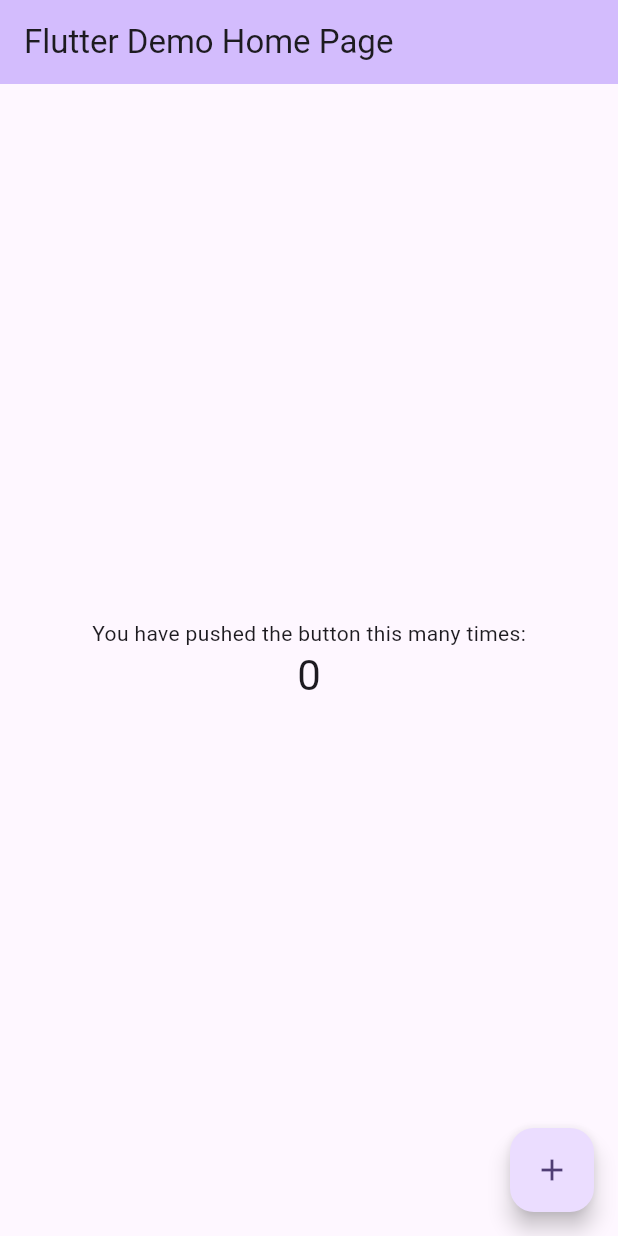
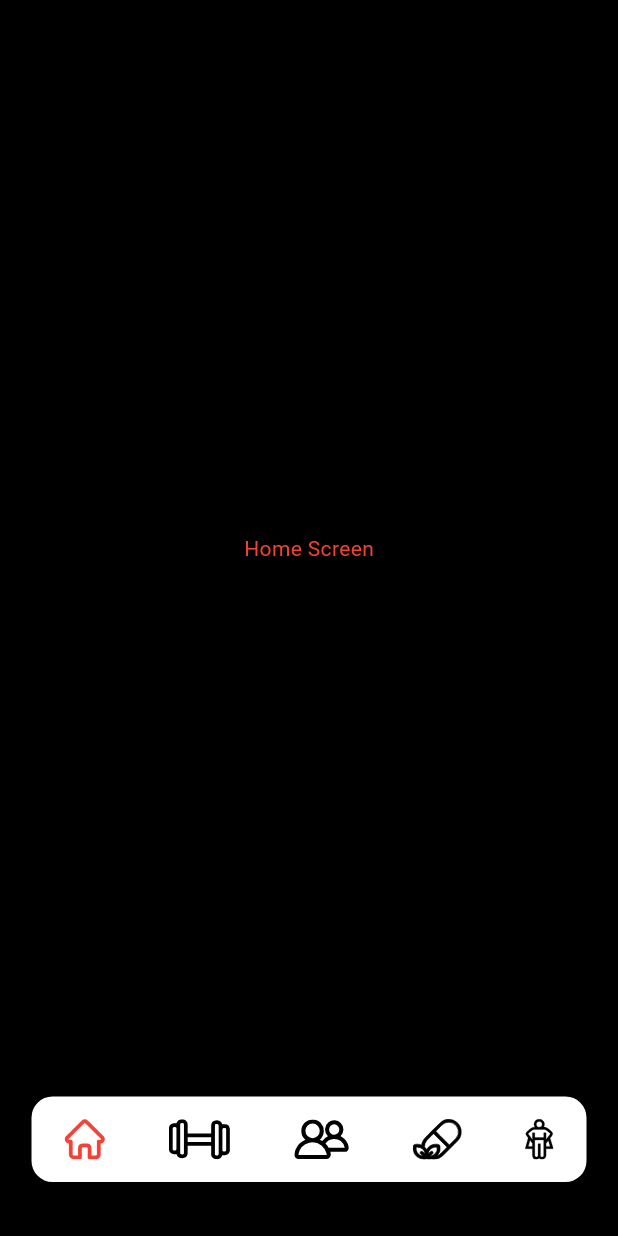
Before and after one commit to darkmuha/superpal-frontend, a Flutter app: the screen it shows after launch, on a phone screen of 412 x 824 dp. Run offline on Flutter 3.47's test engine with Material 3 defaults, Android fonts, the phone set to English and light mode, and no system bars; our stand-ins replace flutter_svg.

Commit message:
Main Nav Bar
----------
 MAIN
 * Created components folder inside of lib
 * Created assets folder that has assets such as icons/images etc...
 * Finished how the design for the Main Nav

```diff
--- /dev/null
+++ b/lib/components/bottom_navigation_bar.dart
@@ -0,0 +1,68 @@
+import 'package:flutter/material.dart';
+import 'package:flutter_svg/flutter_svg.dart';
+import '../screens/home.dart';
+import '../screens/nutrition.dart';
+import '../screens/ranking.dart';
+import '../screens/superpal.dart';
+import '../screens/workout.dart';
+
+class CustomBottomNavigationBar extends StatefulWidget {
+  @override
+  _CustomBottomNavigationBarState createState() =>
+      _CustomBottomNavigationBarState();
+}
+
+class _CustomBottomNavigationBarState extends State<CustomBottomNavigationBar> {
+  int selectedIndex = 0;
+  final List<Widget> pages = [
+    HomeScreen(),
+    WorkoutScreen(),
+    SuperPalScreen(),
+    NutritionScreen(),
+    RankingScreen(),
+  ];
+
+  @override
+  Widget build(BuildContext context) {
+    return Scaffold(
+      body: pages[selectedIndex], // Show the selected page
+      bottomNavigationBar: Container(
+        margin: const EdgeInsets.only(bottom: 36, left: 21, right: 21),
+        padding:
+        const EdgeInsets.only(left: 22, right: 22, top: 15, bottom: 15),
+        decoration: BoxDecoration(
+          color: Colors.white,
+          borderRadius: BorderRadius.circular(14.0),
+        ),
+        child: Row(
+          mainAxisAlignment: MainAxisAlignment.spaceBetween,
+          children: [
+            buildNavItem("assets/icons/home.svg", 0),
+            buildNavItem("assets/icons/workout.svg", 1),
+            buildNavItem("assets/icons/superpal.svg", 2),
+            buildNavItem("assets/icons/nutrition.svg", 3),
+            buildNavItem("assets/icons/ranking.svg", 4),
+          ],
+        ),
+      ),
+    );
+  }
+
+  Widget buildNavItem(String iconPath, int index) {
+    bool isSelected = selectedIndex == index;
+
+    return GestureDetector(
+      onTap: () {
+        setState(() {
+          selectedIndex = index;
+        });
+      },
+      child: SvgPicture.asset(
+        iconPath,
+        height: 27,
+        color: isSelected ? Colors.red : Colors.black,
+        fit: BoxFit.scaleDown,
+      ),
+    );
+  }
+}
--- a/lib/main.dart
+++ b/lib/main.dart
@@ -1,4 +1,5 @@
 import 'package:flutter/material.dart';
+import 'components/bottom_navigation_bar.dart';
 
 void main() {
   runApp(const MyApp());
@@ -7,119 +8,18 @@
 class MyApp extends StatelessWidget {
   const MyApp({super.key});
 
-  // This widget is the root of your application.
   @override
   Widget build(BuildContext context) {
     return MaterialApp(
-      title: 'Flutter Demo',
       theme: ThemeData(
-        // This is the theme of your application.
-        //
-        // TRY THIS: Try running your application with "flutter run". You'll see
-        // the application has a purple toolbar. Then, without quitting the app,
-        // try changing the seedColor in the colorScheme below to Colors.green
-        // and then invoke "hot reload" (save your changes or press the "hot
-        // reload" button in a Flutter-supported IDE, or press "r" if you used
-        // the command line to start the app).
-        //
-        // Notice that the counter didn't reset back to zero; the application
-        // state is not lost during the reload. To reset the state, use hot
-        // restart instead.
-        //
-        // This works for code too, not just values: Most code changes can be
-        // tested with just a hot reload.
-        colorScheme: ColorScheme.fromSeed(seedColor: Colors.deepPurple),
-        useMaterial3: true,
+        scaffoldBackgroundColor: Colors.black,
       ),
-      home: const MyHomePage(title: 'Flutter Demo Home Page'),
+      home: Scaffold(
+        body: const Center(
+          child: Text('Your content goes here'),
+        ),
+        bottomNavigationBar: CustomBottomNavigationBar(),
+      ),
     );
   }
 }
-
-class MyHomePage extends StatefulWidget {
-  const MyHomePage({super.key, required this.title});
-
-  // This widget is the home page of your application. It is stateful, meaning
-  // that it has a State object (defined below) that contains fields that affect
-  // how it looks.
-
-  // This class is the configuration for the state. It holds the values (in this
-  // case the title) provided by the parent (in this case the App widget) and
-  // used by the build method of the State. Fields in a Widget subclass are
-  // always marked "final".
-
-  final String title;
-
-  @override
-  State<MyHomePage> createState() => _MyHomePageState();
-}
-
-class _MyHomePageState extends State<MyHomePage> {
-  int _counter = 0;
-
-  void _incrementCounter() {
-    setState(() {
-      // This call to setState tells the Flutter framework that something has
-      // changed in this State, which causes it to rerun the build method below
-      // so that the display can reflect the updated values. If we changed
-      // _counter without calling setState(), then the build method would not be
-      // called again, and so nothing would appear to happen.
-      _counter++;
-    });
-  }
-
-  @override
-  Widget build(BuildContext context) {
-    // This method is rerun every time setState is called, for instance as done
-    // by the _incrementCounter method above.
-    //
-    // The Flutter framework has been optimized to make rerunning build methods
-    // fast, so that you can just rebuild anything that needs updating rather
-    // than having to individually change instances of widgets.
-    return Scaffold(
-      appBar: AppBar(
-        // TRY THIS: Try changing the color here to a specific color (to
-        // Colors.amber, perhaps?) and trigger a hot reload to see the AppBar
-        // change color while the other colors stay the same.
-        backgroundColor: Theme.of(context).colorScheme.inversePrimary,
-        // Here we take the value from the MyHomePage object that was created by
-        // the App.build method, and use it to set our appbar title.
-        title: Text(widget.title),
-      ),
-      body: Center(
-        // Center is a layout widget. It takes a single child and positions it
-        // in the middle of the parent.
-        child: Column(
-          // Column is also a layout widget. It takes a list of children and
-          // arranges them vertically. By default, it sizes itself to fit its
-          // children horizontally, and tries to be as tall as its parent.
-          //
-          // Column has various properties to control how it sizes itself and
-          // how it positions its children. Here we use mainAxisAlignment to
-          // center the children vertically; the main axis here is the vertical
-          // axis because Columns are vertical (the cross axis would be
-          // horizontal).
-          //
-          // TRY THIS: Invoke "debug painting" (choose the "Toggle Debug Paint"
-          // action in the IDE, or press "p" in the console), to see the
-          // wireframe for each widget.
-          mainAxisAlignment: MainAxisAlignment.center,
-          children: <Widget>[
-            const Text(
-              'You have pushed the button this many times:',
-            ),
-            Text(
-              '$_counter',
-              style: Theme.of(context).textTheme.headlineMedium,
-            ),
-          ],
-        ),
-      ),
-      floatingActionButton: FloatingActionButton(
-        onPressed: _incrementCounter,
-        tooltip: 'Increment',
-        child: const Icon(Icons.add),
-      ), // This trailing comma makes auto-formatting nicer for build methods.
-    );
-  }
-}
--- /dev/null
+++ b/lib/screens/home.dart
@@ -0,0 +1,16 @@
+import 'package:flutter/material.dart';
+import 'package:superpal/components/bottom_navigation_bar.dart';
+
+class HomeScreen extends StatelessWidget {
+  const HomeScreen({super.key});
+
+  @override
+  Widget build(BuildContext context) {
+    return const Center(
+      child: Text(
+          'Home Screen',
+          style: TextStyle(color: Colors.red)
+      ),
+    );
+  }
+}
```
Also changed, not shown: lib/screens/nutrition.dart (added, +15 -0 lines), lib/screens/ranking.dart (added, +14 -0 lines), lib/screens/superpal.dart (added, +14 -0 lines), lib/screens/workout.dart (added, +14 -0 lines), pubspec.yaml (+7 -0 lines), assets/icons/home.svg (added), assets/icons/nutrition.svg (added), assets/icons/ranking.svg (added), assets/icons/superpal.svg (added), assets/icons/workout.svg (added), pubspec.lock.
